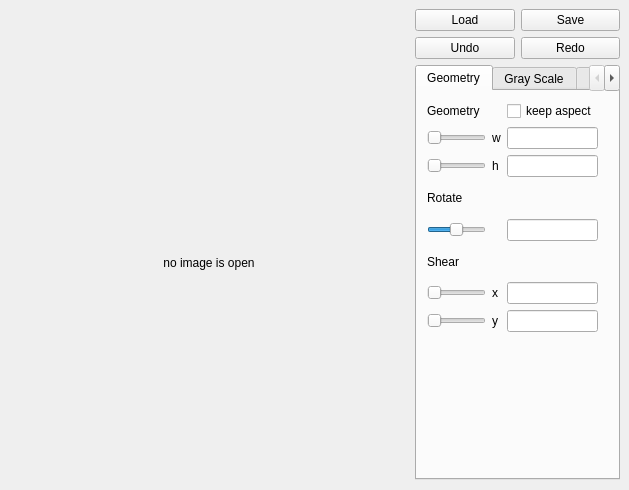
Above: src/View/MainWindow.ui from PepcyCh/simple-image-processer before the change. Below: the same form after it.
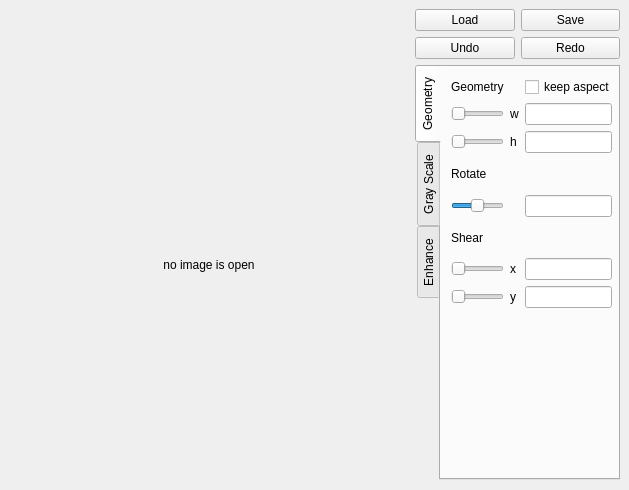
That is the form after the change. The open tabs and pages were chosen to show the change.

Diff of the .ui file:
```diff
--- a/src/View/MainWindow.ui
+++ b/src/View/MainWindow.ui
@@ -25,11 +25,23 @@
       <item>
        <widget class="QLabel" name="name_lb">
         <property name="sizePolicy">
-         <sizepolicy hsizetype="Preferred" vsizetype="Fixed">
+         <sizepolicy hsizetype="Fixed" vsizetype="Fixed">
           <horstretch>0</horstretch>
           <verstretch>0</verstretch>
          </sizepolicy>
         </property>
+        <property name="minimumSize">
+         <size>
+          <width>400</width>
+          <height>20</height>
+         </size>
+        </property>
+        <property name="maximumSize">
+         <size>
+          <width>400</width>
+          <height>20</height>
+         </size>
+        </property>
         <property name="text">
          <string/>
         </property>
@@ -49,6 +61,12 @@
           <height>400</height>
          </size>
         </property>
+        <property name="maximumSize">
+         <size>
+          <width>400</width>
+          <height>400</height>
+         </size>
+        </property>
         <property name="text">
          <string>no image is open</string>
         </property>
@@ -95,6 +113,9 @@
       </item>
       <item>
        <widget class="QTabWidget" name="tabWidget">
+        <property name="tabPosition">
+         <enum>QTabWidget::West</enum>
+        </property>
         <property name="currentIndex">
          <number>2</number>
         </property>
@@ -107,7 +128,7 @@
            <rect>
             <x>10</x>
             <y>10</y>
-            <width>171</width>
+            <width>161</width>
             <height>231</height>
            </rect>
           </property>
```
Left out of the diff: 37 changed lines with no effect on the pictures.
